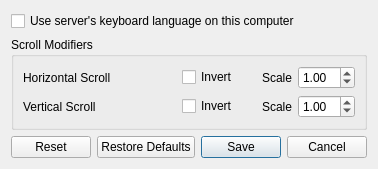
Old version of the form src/lib/gui/dialogs/ClientConfigDialog.ui in the repository deskflow/deskflow.
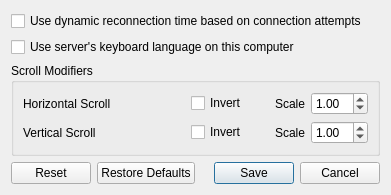
New version of the form.

```diff
--- a/src/lib/gui/dialogs/ClientConfigDialog.ui
+++ b/src/lib/gui/dialogs/ClientConfigDialog.ui
@@ -2,6 +2,14 @@
 <ui version="4.0">
  <class>ClientConfigDialog</class>
  <widget class="QDialog" name="ClientConfigDialog">
+  <property name="geometry">
+   <rect>
+    <x>0</x>
+    <y>0</y>
+    <width>391</width>
+    <height>176</height>
+   </rect>
+  </property>
   <property name="sizePolicy">
    <sizepolicy hsizetype="Maximum" vsizetype="Maximum">
     <horstretch>0</horstretch>
@@ -12,6 +20,16 @@
    <string>Client Configuration</string>
   </property>
   <layout class="QVBoxLayout" name="verticalLayout">
+   <item>
+    <widget class="QCheckBox" name="cbDynamicConnectTime">
+     <property name="toolTip">
+      <string>&lt;html&gt;&lt;head/&gt;&lt;body&gt;&lt;p&gt;Allow the client to slow the rate it attempts to reconnect to the server when connections attempts are failing. The delay between connection attempts will  start at 1 second intervals and can be a maxium of 5 minutes between connection attempts.&lt;/p&gt;&lt;/body&gt;&lt;/html&gt;</string>
+     </property>
+     <property name="text">
+      <string>Use dynamic reconnection time based on connection attempts</string>
+     </property>
+    </widget>
+   </item>
    <item>
     <widget class="QCheckBox" name="cbLanguageSync">
      <property name="text">
```
